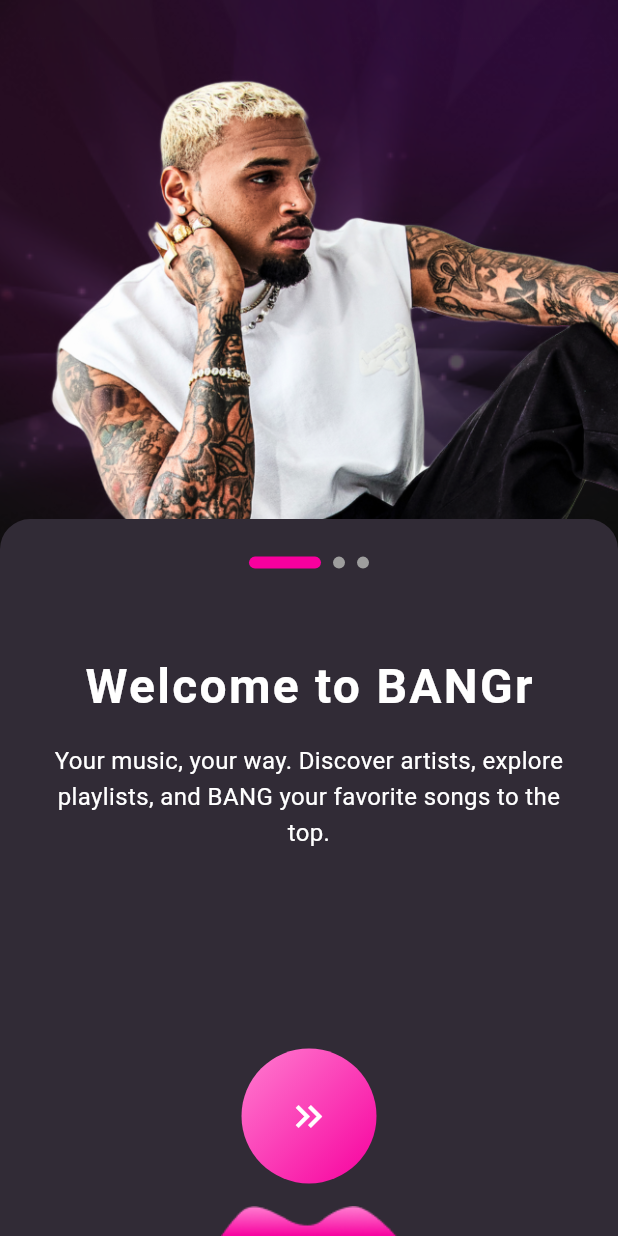
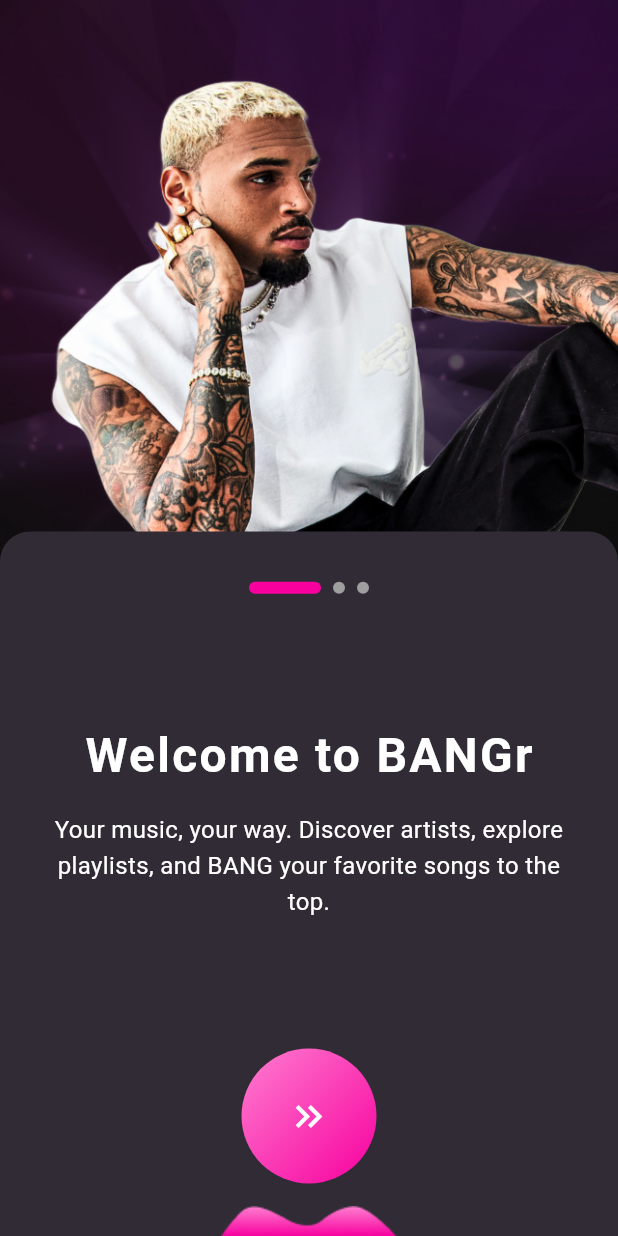
Before and after one commit to sparktech-agency/music-streaming-app, a Flutter app: the screen it shows after launch, on a phone screen of 412 x 824 dp. Run offline on Flutter 3.47's test engine with Material 3 defaults, Android fonts, the phone set to English and light mode, and no system bars; drawn by our look-alikes of smooth_page_indicator; our stand-ins replace get.

Commit message:
onboarding screen running

```diff
--- a/lib/features/onboarding_screen/onboarding_view.dart
+++ b/lib/features/onboarding_screen/onboarding_view.dart
@@ -1,6 +1,5 @@
 
 import 'package:flutter/material.dart';
-import 'package:music_streaming_app/features/splash_screen/widgets/loading_animation.dart';
 import 'package:music_streaming_app/features/onboarding_screen/widgets/onboarding_widget.dart';
 
 class OnboardingView extends StatelessWidget {
--- /dev/null
+++ b/lib/features/onboarding_screen/widgets/onboarding_bottom.dart
@@ -0,0 +1,115 @@
+import 'package:flutter/material.dart';
+import 'package:music_streaming_app/config/app_colors.dart';
+import 'package:smooth_page_indicator/smooth_page_indicator.dart';
+
+class OnboardingBottomContent extends StatelessWidget {
+
+  const OnboardingBottomContent({
+    super.key,
+
+  });
+
+  @override
+  Widget build(BuildContext context) {
+    final screenSize = MediaQuery.sizeOf(context);
+    final PageController pageController = PageController();
+
+
+    return Positioned(
+      bottom: 0,
+      left: 0,
+      right: 0,
+      child: Container(
+        height: screenSize.height * 0.57,
+        decoration: const BoxDecoration(
+          color: AppColors.onboardingBackgroundColor,
+          borderRadius: BorderRadius.only(
+            topLeft: Radius.circular(20),
+            topRight: Radius.circular(20),
+          ),
+        ),
+
+          child: Column(
+            mainAxisAlignment: MainAxisAlignment.spaceBetween,
+            children: [
+                  const SizedBox(height: 1),
+                  SmoothPageIndicator(
+                  controller: pageController,
+                  count: 3,
+
+                  effect: ExpandingDotsEffect(
+                    dotHeight: 8,
+                    dotWidth: 8,
+                    activeDotColor: AppColors.primaryColor,
+                    spacing: 8,
+                    expansionFactor: 6,
+                  ),
+                ),
+
+
+              const SizedBox(height: 20),
+
+              Padding(
+                padding: const EdgeInsets.symmetric(horizontal: 30),
+                child: Column(
+                  children: [
+                    Text(
+                        'Welcome to BANGr',
+                        style: const TextStyle(
+                          fontSize: 32,
+                          fontWeight: FontWeight.bold,
+                          color: Colors.white,
+                          letterSpacing: 1.5,
+                        ),
+                      ),
+
+                    const SizedBox(height: 15),
+
+                        Text(
+                        'Your music, your way. Discover artists, explore playlists, and BANG your favorite songs to the top.',
+                        textAlign: TextAlign.center,
+                        style: const TextStyle(
+                          fontSize: 16,
+                          color: Colors.white,
+                          fontWeight: FontWeight.w400,
+                          height: 1.5,
+                        ),
+                      ),
+
+                  ],
+                ),
+              ),
+
+              const SizedBox(height: 20),
+
+              // The button and image remain static
+              Column(
+                children: [
+                  Container(
+                    padding: const EdgeInsets.all(30),
+                    decoration: const BoxDecoration(
+                      gradient: AppColors.defaultGradient,
+                      shape: BoxShape.circle,
+                    ),
+                    child: GestureDetector(
+                      onTap: (){
+
+                      },
+                      child: const Icon(
+                        Icons.keyboard_double_arrow_right_outlined,
+                        color: Colors.white,
+                        size: 30,
+                      ),
+                    ),
+                  ),
+                  const SizedBox(height: 15),
+                  Image.asset('assets/images/onboarding_shape.png'),
+                ],
+              ),
+            ],
+          ),
+
+      ),
+    );
+  }
+}
--- /dev/null
+++ b/lib/features/onboarding_screen/widgets/onboarding_hero_image.dart
@@ -0,0 +1,36 @@
+import 'package:flutter/material.dart';
+
+class OnboardingHeroImage extends StatelessWidget {
+
+  const OnboardingHeroImage({super.key});
+
+  @override
+  Widget build(BuildContext context) {
+    final screenSize = MediaQuery.sizeOf(context);
+
+    return Scaffold(
+      backgroundColor: Colors.transparent,
+      body: Stack(
+        children: [
+          Positioned(
+            top: 100,
+            left: 90,
+            child: Transform.scale(
+              scale: 1.6,
+              child: Image.asset(
+                'assets/images/onboarding_1.png',
+                width: screenSize.width,
+                fit: BoxFit.cover,
+              ),
+            ),
+          )
+        ],
+
+    ),
+    );
+
+
+
+
+  }
+}
--- a/lib/features/onboarding_screen/widgets/onboarding_widget.dart
+++ b/lib/features/onboarding_screen/widgets/onboarding_widget.dart
@@ -1,176 +1,30 @@
 import 'package:flutter/material.dart';
-import 'package:get/get.dart';
-import 'package:music_streaming_app/config/app_colors.dart';
-import 'package:music_streaming_app/features/onboarding_screen/controller/onboarding_controller.dart';
-import 'package:smooth_page_indicator/smooth_page_indicator.dart';
+import 'package:music_streaming_app/features/onboarding_screen/widgets/onboarding_bg.dart';
+import 'package:music_streaming_app/features/onboarding_screen/widgets/onboarding_bottom.dart';
+import 'package:music_streaming_app/features/onboarding_screen/widgets/onboarding_hero_image.dart';
+import 'package:music_streaming_app/features/splash_screen/splash_view.dart';
 
 class OnboardingWidget extends StatelessWidget {
   const OnboardingWidget({super.key});
 
   @override
   Widget build(BuildContext context) {
-    // Get screen size once
-    final screenSize = MediaQuery.sizeOf(context);
-    final pageController = PageController();
-    final OnboardingController controller = Get.put(OnboardingController());
-
-
 
     return Scaffold(
-      body: SingleChildScrollView(
-        child: Stack(
-          children: [
+      body: Stack(
+        children: [
+          const OnboardingBg(),
 
-            Container(
-              width: double.infinity,
-              height: screenSize.height,
-              color: AppColors.baseBackgroundColor,
-            ),
+          PageView(
+            children: [
+              OnboardingHeroImage(),
+              OnboardingHeroImage(),
 
-            // Background Image faint
-            Positioned(
-              top: 30,
-              left: 0,
-              child: Transform.scale(
-                scale: 1.5,
-                child: Opacity(
-                  opacity: 0.4,
-                  child: Image.asset(
-                    'assets/images/onboarding_bg.png',
-                    width: screenSize.width,
-                    fit: BoxFit.cover,
-                  ),
-                ),
-              ),
-            ),
+            ],
+          ),
+          const OnboardingBottomContent(),
 
-            // Decorative Layers
-            Positioned(
-              top: 0,
-              left: 0,
-              child: Image.asset(
-                'assets/images/onboarding_layer_1.png',
-                width: screenSize.width,
-                fit: BoxFit.cover,
-              ),
-            ),
-            Positioned(
-              top: 0,
-              left: 0,
-              child: Image.asset(
-                'assets/images/onboarding_layer_2.png',
-                width: screenSize.width,
-                fit: BoxFit.cover,
-              ),
-            ),
-
-            // Hero Image with dynamic position and scale
-            Positioned(
-              top: 100,
-              left: 90,
-              child: Transform.scale(
-                scale: 1.6,
-                child: Image.asset(
-                  'assets/images/onboarding_1.png',
-                  width: screenSize.width,
-                  fit: BoxFit.cover,
-                ),
-              ),
-            ),
-
-            // Bottom container
-            Positioned(
-              bottom: 0,
-              left: 0,
-              right: 0,
-              child: Container(
-                padding: EdgeInsets.only(top: 25),
-                height: screenSize.height * 0.58,
-                decoration: BoxDecoration(
-                  color: AppColors.onboardingBackgroundColor,
-                  borderRadius: BorderRadius.only(
-                    topLeft: Radius.circular(20),
-                    topRight: Radius.circular(20),
-                  ),
-                ),
-                child: Column(
-                  crossAxisAlignment: CrossAxisAlignment.center,
-                  mainAxisAlignment: MainAxisAlignment.spaceBetween,
-                  children: [
-                    // SmoothPageIndicator with Obx to update current page
-                    SmoothPageIndicator(
-                      controller: pageController,
-                      count: 3,
-                      effect: ExpandingDotsEffect(
-                        dotHeight: 8,
-                        dotWidth: 8,
-                        activeDotColor: AppColors.primaryColor,
-                        spacing: 8,
-                        expansionFactor: 6,
-                      ),
-                    ),
-
-                    // Text and other content
-                    Padding(
-                      padding: const EdgeInsets.symmetric(horizontal: 30),
-                      child: Column(
-                        children: [
-                          Text(
-                            "Welcome to BANGr",
-                            style: TextStyle(
-                              fontSize: 32,
-                              fontWeight: FontWeight.bold,
-                              color: Colors.white,
-                              letterSpacing: 1.5,
-                            ),
-                          ),
-                          SizedBox(height: 15),
-                          Text(
-                            "Your music, your way. Discover artists, explore playlists, and BANG your favorite songs to the top.",
-                            textAlign: TextAlign.center,
-                            style: TextStyle(
-                              fontSize: 16,
-                              color: Colors.white,
-                              fontWeight: FontWeight.w400,
-                              height: 1.5,
-                            ),
-                          ),
-                        ],
-                      ),
-                    ),
-
-                    SizedBox(height: 20),
-
-                    // Next button with onTap functionality
-                    Column(
-                      children: [
-                        Container(
-                          padding: const EdgeInsets.all(30),
-                          decoration: BoxDecoration(
-                            gradient: AppColors.defaultGradient,
-                            shape: BoxShape.circle,
-                          ),
-                          child: GestureDetector(
-                            onTap: () {
-
-                            },
-                            child: const Icon(
-                              Icons.keyboard_double_arrow_right_outlined,
-                              color: Colors.white,
-                              size: 30,
-                            ),
-                          ),
-                        ),
-                        SizedBox(height: 15),
-                        Image.asset('assets/images/onboarding_shape.png'),
-                      ],
-                    ),
-                  ],
-                ),
-              ),
-            ),
-          ],
-        ),
+        ],
       ),
     );
   }
```
Also changed, not shown: lib/features/onboarding_screen/controller/onboarding_controller.dart (+68 -41 lines).
